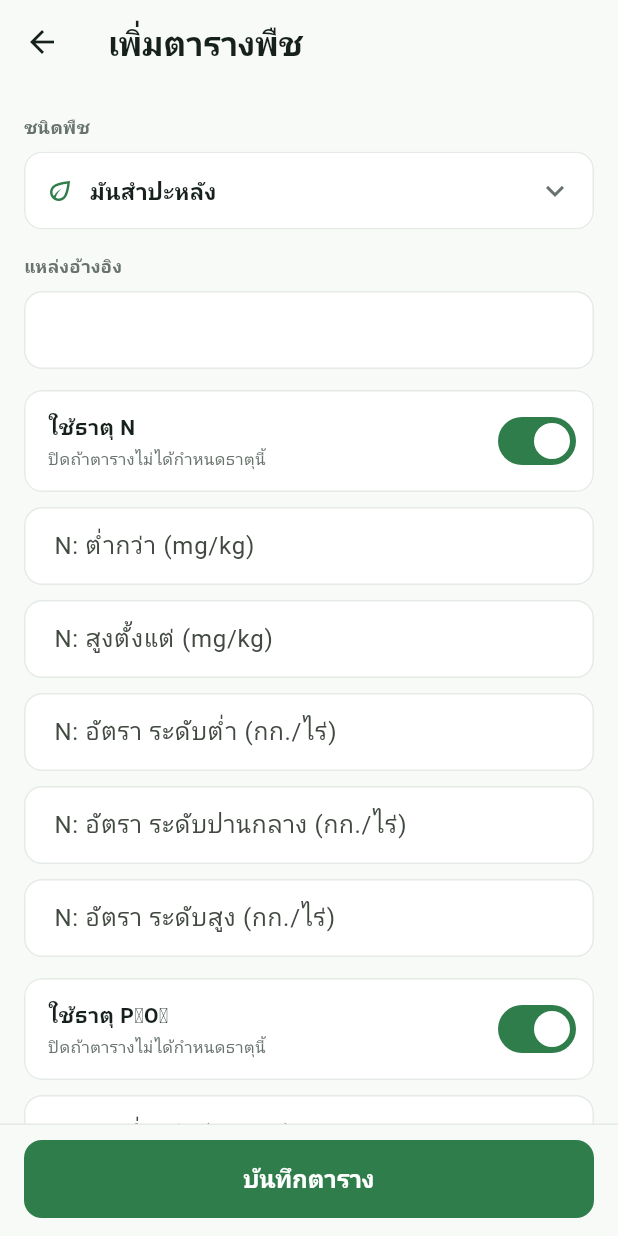
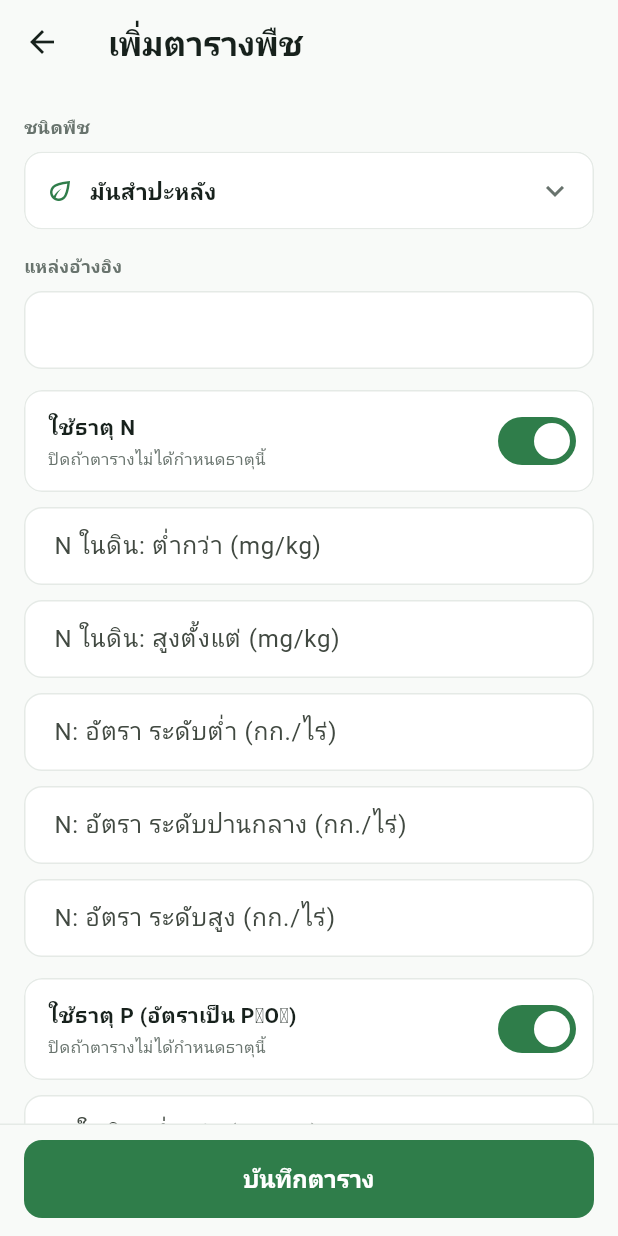
Before and after one commit to Fokkio/smart_soil_app, a Flutter app: the RuleSetEditScreen screen opened directly, on a phone screen of 412 x 824 dp. Run offline on Flutter 3.47's test engine with Material 3 defaults, Android fonts, the phone set to English and light mode, and no system bars.

Commit message:
fix(fertilizer): label soil readings as P/K and rates as P2O5/K2O; document fertilizer usage
Found on device: the plan screen showed soil phosphorus as 'P₂O₅ 18 mg/kg'.
Soil thresholds compare the element reading (mg/kg); only fertilizer rates
are in oxide form. README principle updated per spec F9.

Co-Authored-By: Claude Opus 5.5 <noreply@anthropic.com>

```diff
--- a/lib/data/fertilizer.dart
+++ b/lib/data/fertilizer.dart
@@ -4,6 +4,14 @@ String nutrientLabel(Nutrient n) => switch (n) {
       Nutrient.n => 'N',
       Nutrient.p => 'P₂O₅',
       Nutrient.k => 'K₂O',
+    };
+
+/// Label for the soil measurement (mg/kg of the element, as the probe reports it).
+/// Rates use [nutrientLabel] (oxide form, P₂O₅ / K₂O) — don't mix the two.
+String soilLabel(Nutrient n) => switch (n) {
+      Nutrient.n => 'N',
+      Nutrient.p => 'P',
+      Nutrient.k => 'K',
     };
 
 enum NutrientLevel { low, medium, high }
--- a/lib/screens/fertilizer_screens.dart
+++ b/lib/screens/fertilizer_screens.dart
@@ -297,12 +297,16 @@ class _RuleSetEditScreenState extends State<RuleSetEditScreen> {
 
   Widget _nutrientSection(Nutrient n) {
     final label = nutrientLabel(n);
+    final soil = soilLabel(n);
+    // Thresholds compare the soil reading (element, mg/kg); rates are fertilizer (oxide, kg/rai).
+    String fieldLabel(String f) =>
+        (f == 'lowBelow' || f == 'highFrom') ? '$soil ในดิน: ${_fieldLabels[f]}' : '$label: ${_fieldLabels[f]}';
     return Column(
       crossAxisAlignment: CrossAxisAlignment.stretch,
       children: [
         const Gap(14),
         ToggleCard(
-          title: 'ใช้ธาตุ $label',
+          title: soil == label ? 'ใช้ธาตุ $label' : 'ใช้ธาตุ $soil (อัตราเป็น $label)',
           subtitle: 'ปิดถ้าตารางไม่ได้กำหนดธาตุนี้',
           value: _on[n]!,
           onChanged: (v) => setState(() {
@@ -318,7 +322,7 @@ class _RuleSetEditScreenState extends State<RuleSetEditScreen> {
                 key: Key('${n.name}-$f'),
                 controller: _c['${n.name}-$f'],
                 keyboardType: _numKeyboard,
-                decoration: InputDecoration(labelText: '$label: ${_fieldLabels[f]}'),
+                decoration: InputDecoration(labelText: fieldLabel(f)),
               ),
             ),
       ],
@@ -504,12 +508,12 @@ class FertilizerScreen extends StatelessWidget {
             child: Row(children: [
               Expanded(
                 child: Column(crossAxisAlignment: CrossAxisAlignment.start, children: [
-                  Text('${nutrientLabel(n.nutrient)} ${n.measured.toStringAsFixed(0)} mg/kg', style: TS.h3),
+                  Text('${soilLabel(n.nutrient)} ${n.measured.toStringAsFixed(0)} mg/kg', style: TS.h3),
                   const Gap(4),
                   Align(alignment: Alignment.centerLeft, child: Pill(levelLabel(n.level), tone: _levelTone(n.level), small: true)),
                 ]),
               ),
-              Text('${n.ratePerRai.toStringAsFixed(1)} กก./ไร่', style: TS.small),
+              Text('${n.ratePerRai.toStringAsFixed(1)} กก. ${nutrientLabel(n.nutrient)}/ไร่', style: TS.small),
             ]),
           ),
         const SectionHeader('ปุ๋ยเดี่ยวที่ควรใส่'),
```
Also changed, not shown: 3 other files.
